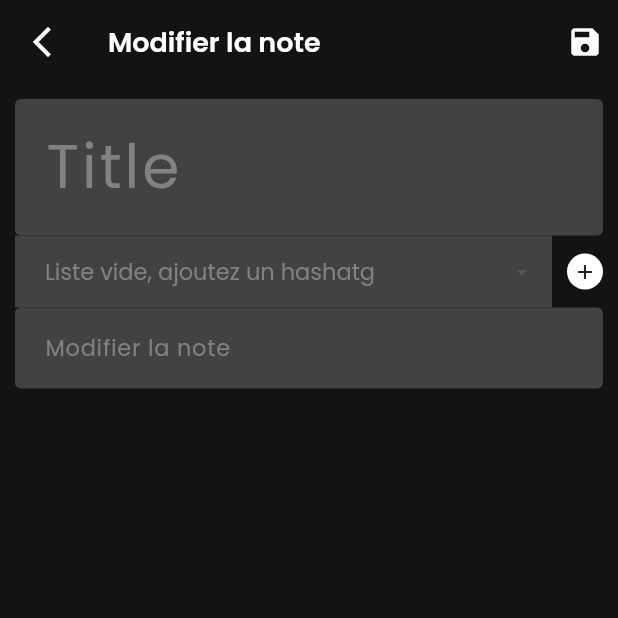
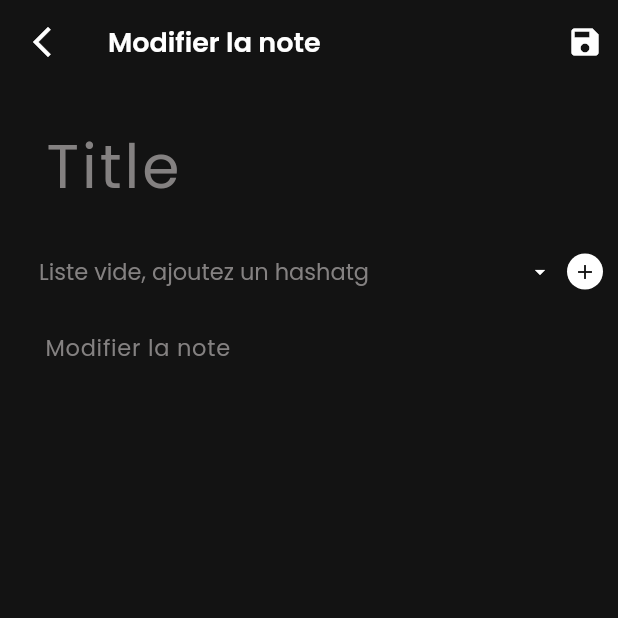
Before and after one commit to PrinceLeBon/note_app, a Flutter app: the EditNoteScreen screen opened directly with empty values, on a phone screen of 412 x 824 dp, the top half of it. Run offline on Flutter 3.47's test engine with Material 3 defaults, Android fonts, the light colour scheme and no system bars; our stand-ins replace bloc, cached_network_image, cloud_firestore, connectivity_plus, firebase_auth, firebase_core and 11 more; missing offline and left inert: color_parser; accounts and stored records are empty; network calls fail.

Commit message:
Update some color in ligth mode

```diff
--- a/lib/presentation/screens/edit_note.dart
+++ b/lib/presentation/screens/edit_note.dart
@@ -68,20 +68,16 @@ class _EditNoteScreenState extends State<EditNoteScreen> {
     return Scaffold(
       appBar: AppBar(
         leading: InkWell(
-          child: Icon(
-            Icons.arrow_back_ios_new,
-            color: whiteColor,
-          ),
+          child: const Icon(Icons.arrow_back_ios_new),
           onTap: () {
             context.read<HashtagCubit>().getHashTags();
             Navigator.of(context).pop();
           },
         ),
-        title: GoogleText(
+        title: const GoogleText(
           text: "Modifier la note",
           fontWeight: true,
           fontSize: 18,
-          color: whiteColor,
         ),
         actions: [
           BlocBuilder<HashtagCubit, HashtagState>(
@@ -112,10 +108,7 @@ class _EditNoteScreenState extends State<EditNoteScreen> {
                   }
                 },
                 hoverColor: Colors.transparent,
-                child: Icon(
-                  Icons.save,
-                  color: whiteColor,
-                ),
+                child: const Icon(Icons.save),
               );
             },
           ),
--- a/lib/presentation/widgets/custom_dropdown.dart
+++ b/lib/presentation/widgets/custom_dropdown.dart
@@ -3,6 +3,7 @@ import 'package:flutter_bloc/flutter_bloc.dart';
 import 'package:google_fonts/google_fonts.dart';
 import 'package:note_app/data/models/hashtag.dart';
 import 'package:note_app/utils/constants.dart';
+
 import '../../business_logic/cubit/hashtags/hashtag_cubit.dart';
 
 class CustomDropDown extends StatelessWidget {
@@ -16,13 +17,20 @@ class CustomDropDown extends StatelessWidget {
   Widget build(BuildContext context) {
     return DropdownButtonFormField(
       decoration: const InputDecoration(
+          filled: false,
+          fillColor: Colors.transparent,
           border: InputBorder.none,
+          enabledBorder: InputBorder.none,
+          focusedBorder: InputBorder.none,
           contentPadding: EdgeInsets.only(
             left: 16.0,
           )),
       style: GoogleFonts.poppins(
         fontWeight: FontWeight.w400,
         fontSize: 15,
+        color: Theme.of(context).brightness == Brightness.light
+            ? Colors.black87
+            : whiteColor,
       ),
       validator: null,
       hint: Text(
@@ -39,20 +47,30 @@ class CustomDropDown extends StatelessWidget {
       },
       isExpanded: true,
       borderRadius: BorderRadius.circular(6.0),
+      dropdownColor: Theme.of(context).brightness == Brightness.light
+          ? Colors.white
+          : Colors.grey[900],
       items: list
           .map(
             (e) => DropdownMenuItem<String>(
               value: e.label,
               child: Text(
                 e.label,
-                style: TextStyle(color: whiteColor),
+                style: TextStyle(
+                  color: Theme.of(context).brightness == Brightness.light
+                      ? Colors.black87
+                      : whiteColor,
+                ),
               ),
             ),
           )
           .toList(),
       iconSize: 16.0,
-      icon: const Icon(
+      icon: Icon(
         Icons.arrow_drop_down_sharp,
+        color: Theme.of(context).brightness == Brightness.light
+            ? Colors.black87
+            : whiteColor,
       ),
     );
   }
```
Also changed, not shown: lib/presentation/screens/firstpage.dart (+0 -32 lines), lib/presentation/screens/new_note.dart (+4 -10 lines), lib/presentation/screens/note_details.dart (+7 -9 lines), lib/utils/app_theme.dart (+4 -4 lines), 4 other files.
